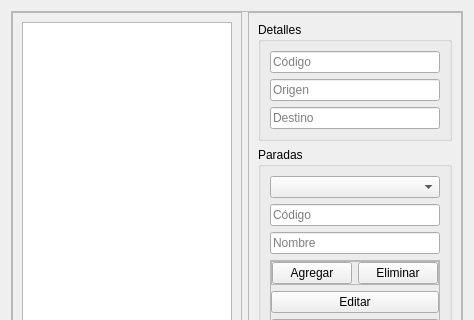
First picture: the form in transporte_ucv_harvester/routesmanager.ui, repository BlastDV/compusciens-ucv-transporte-harvester, before the edit; both pictures show x 0 to 474 and y 0 to 320 of the 474 by 501 pixel window.
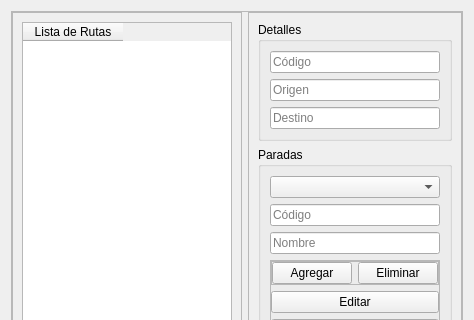
Second picture: the form after the edit. Icons and pictures are not drawn.

Patch:
```diff
--- a/transporte_ucv_harvester/routesmanager.ui
+++ b/transporte_ucv_harvester/routesmanager.ui
@@ -48,7 +48,13 @@
         </property>
         <layout class="QVBoxLayout" name="verticalLayout_3">
          <item>
-          <widget class="QTableWidget" name="tableWidget"/>
+          <widget class="QTableWidget" name="tableWidget">
+           <column>
+            <property name="text">
+             <string>Lista de Rutas</string>
+            </property>
+           </column>
+          </widget>
          </item>
         </layout>
        </widget>
```
